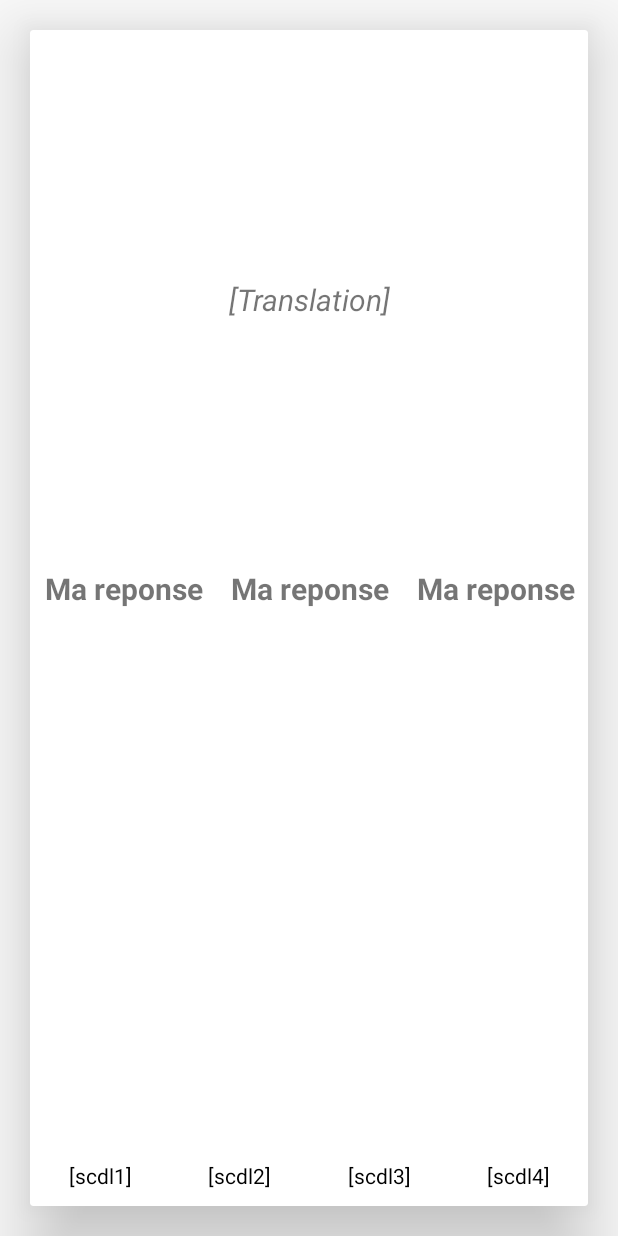
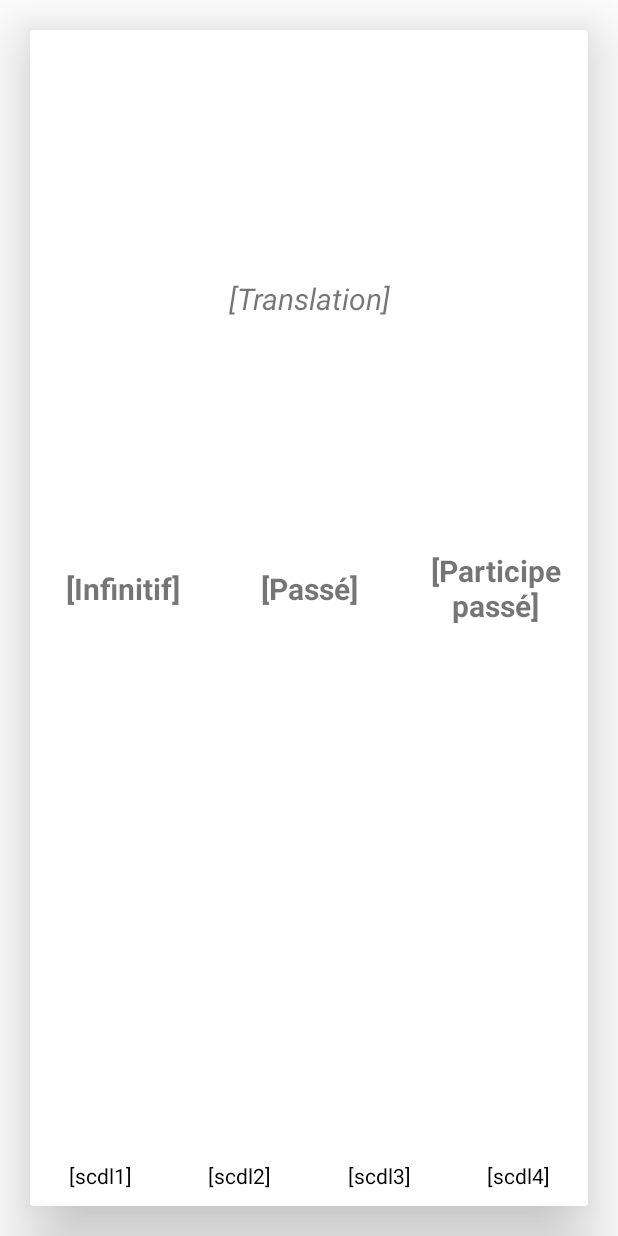
Before and after one commit to serreau/irregular-verbs, an Android app: the layout item_revision_back_cardview.xml on its own in the app's theme, with its tools: preview values and no code run, on a phone screen of 412 x 824 dp. Run offline under Robolectric (Android 15) with nearby library versions, the phone set to English and light mode, and no system bars.

Commit message:
Revision add dialog box when you remove a scheduler on a verb Change Theme

```diff
--- a/app/src/main/AndroidManifest.xml
+++ b/app/src/main/AndroidManifest.xml
@@ -8,7 +8,7 @@
         android:label="@string/app_name"
         android:roundIcon="@mipmap/ic_launcher_round"
         android:supportsRtl="true"
-        android:theme="@style/AppTheme">
+        android:theme="@style/MaterialTheme">
         <activity
             android:name=".MainActivity"
             android:label="@string/app_name">
--- a/app/src/main/res/values/strings.xml
+++ b/app/src/main/res/values/strings.xml
@@ -8,9 +8,9 @@
     <!-- Revision -->
     <string name="empty_revision_message">No card to study anymore</string>
     <string name="item_revision_front_cardview_default_translation">[Translation]</string>
-    <string name="item_revision_text_infinitive">Ma reponse</string>
-    <string name="item_revision_text_past">Ma reponse</string>
-    <string name="item_revision_text_past_participle">Ma reponse</string>
+    <string name="item_revision_text_infinitive">[Infinitif]</string>
+    <string name="item_revision_text_past">[Passé]</string>
+    <string name="item_revision_text_past_participle">[Participe passé]</string>
 
     <!-- Revision -->
     <string name="first_day_scheduler_text">1 day</string>
@@ -18,4 +18,8 @@
     <string name="third_day_scheduler_text">10 days</string>
     <string name="fourth_day_scheduler_text">20 days</string>
     <string name="no_choice_day_scheduler_text">Not scheduled</string>
+    <string name="revision_fragment_remove_scheduler_title">Do not learn this verb anymore</string>
+    <string name="revision_fragment_remove_scheduler_message">Are you sure you want to du this ?</string>
+    <string name="revision_fragment_remove_scheduler_cancel">CANCEL</string>
+    <string name="revision_fragment_remove_scheduler_accept">DO NOT LEARN ANYMORE</string>
 </resources>
--- a/app/src/main/res/values/styles.xml
+++ b/app/src/main/res/values/styles.xml
@@ -1,18 +1,9 @@
 <resources>
 
-    <!-- Base application theme. -->
-    <style name="AppTheme" parent="Theme.AppCompat.Light.DarkActionBar">
-        <!-- Customize your theme here. -->
+    <style name="MaterialTheme" parent="Theme.MaterialComponents.Light">
         <item name="colorPrimary">@color/colorPrimary</item>
         <item name="colorPrimaryDark">@color/colorPrimaryDark</item>
         <item name="colorAccent">@color/colorAccent</item>
-
-        <item name="selectableItemBackground" >@color/white</item>
     </style>
 
-    <style name="ButtonStyle" parent="Theme.AppCompat.Light.DarkActionBar">
-
-    </style>
-
-
 </resources>
```
Also changed, not shown: app/src/main/java/sero/com/irregularverbs/ui/revision/RevisionFragment.kt (+25 -10 lines), 1 other file.
